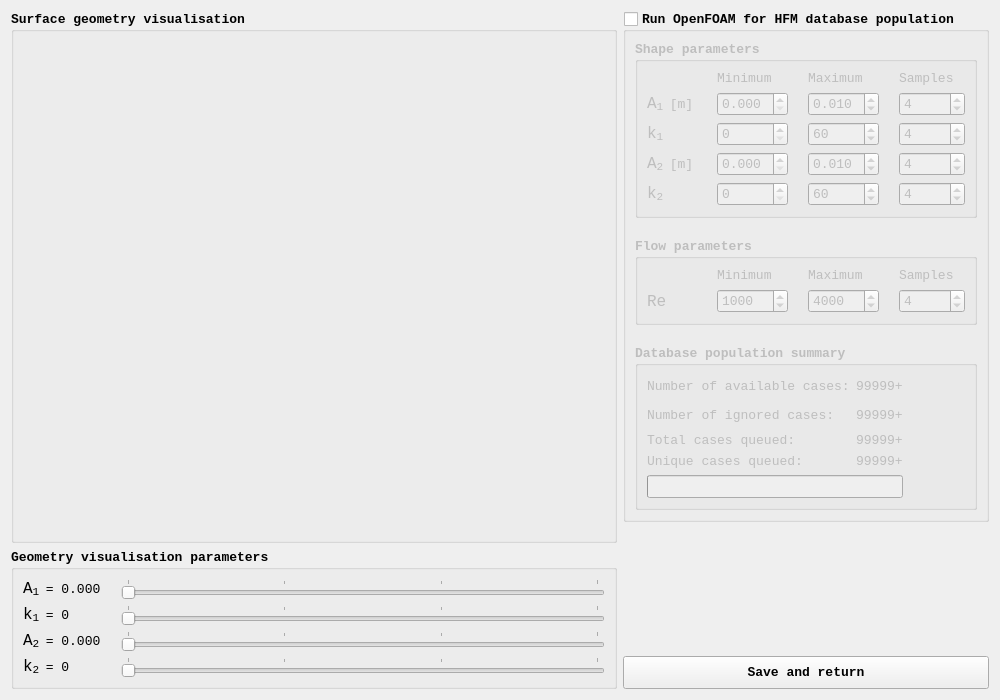
The window that src/Hammerhead/layouts/layoutHFMSettings.ui (Dani-Darko/Hammerhead) describes before a commit, drawn with Qt 5.
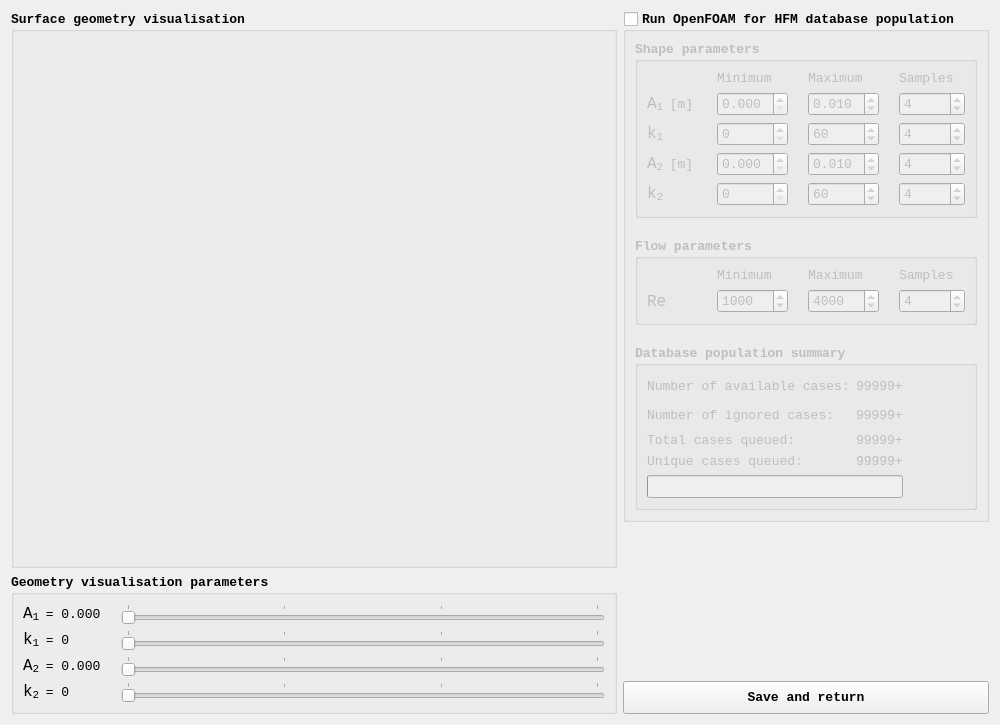
The same window after the commit. Custom widgets are drawn as their Qt base class.

Commit message: Updated SM setting modal summary layout to allow independent control of tensor update and optimal search

Patch:
```diff
--- a/src/Hammerhead/layouts/layoutHFMSettings.ui
+++ b/src/Hammerhead/layouts/layoutHFMSettings.ui
@@ -10,7 +10,7 @@
     <x>0</x>
     <y>0</y>
     <width>1000</width>
-    <height>700</height>
+    <height>725</height>
    </rect>
   </property>
   <property name="font">
```
The commit also changes 4 other files.
